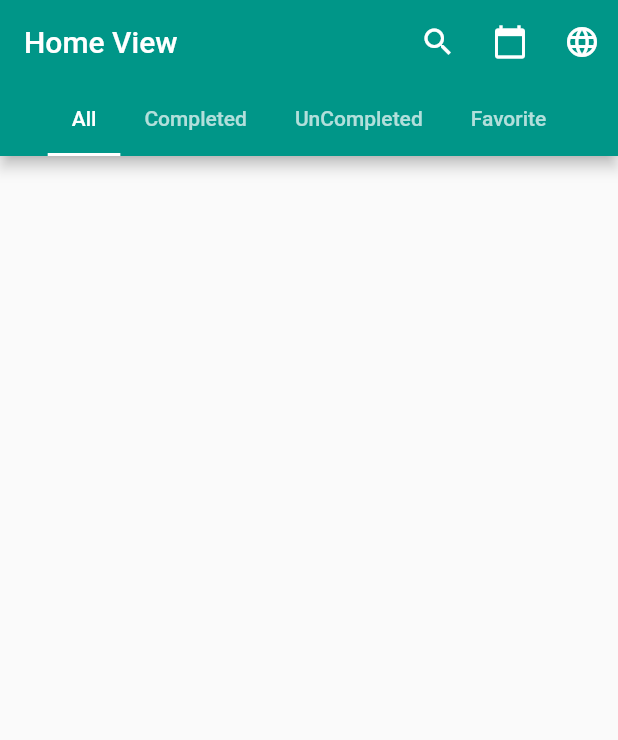
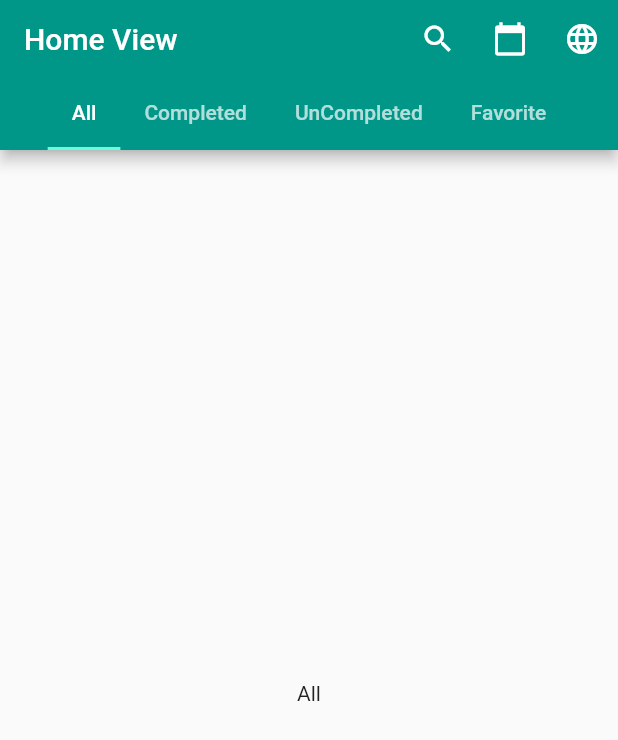
Before and after one commit to the-best-is-best/m_todo_app_tutorial, a Flutter app: the screen it shows after launch, on a phone screen of 412 x 824 dp. Shown: the top 740 px of the screen. Run offline on Flutter 3.47's test engine with Material 2 defaults, Android fonts, the phone set to English and light mode, and no system bars.

Commit message:
make Pages for tab bar

```diff
--- /dev/null
+++ b/lib/presentation/home/pages/all_tasks.dart
@@ -0,0 +1,12 @@
+import 'package:flutter/material.dart';
+
+class AllTasks extends StatelessWidget {
+  const AllTasks({Key? key}) : super(key: key);
+
+  @override
+  Widget build(BuildContext context) {
+    return Center(
+      child: Text("All"),
+    );
+  }
+}
--- /dev/null
+++ b/lib/presentation/home/pages/completed_tasks.dart
@@ -0,0 +1,12 @@
+import 'package:flutter/material.dart';
+
+class CompletedTasks extends StatelessWidget {
+  const CompletedTasks({Key? key}) : super(key: key);
+
+  @override
+  Widget build(BuildContext context) {
+    return Center(
+      child: Text("Completed"),
+    );
+  }
+}
--- a/lib/presentation/home/view/home_view.dart
+++ b/lib/presentation/home/view/home_view.dart
@@ -1,28 +1,51 @@
 import 'package:flutter/material.dart';
+import 'package:m_todo_app_tutorial/presentation/home/pages/all_tasks.dart';
+import 'package:m_todo_app_tutorial/presentation/home/pages/completed_tasks.dart';
 
 class HomeView extends StatelessWidget {
   const HomeView({Key? key}) : super(key: key);
 
   @override
   Widget build(BuildContext context) {
-    return DefaultTabController(
+    return const DefaultTabController(
       length: 4,
       child: Scaffold(
-        appBar: AppBar(
+        appBar: PreferredSize(
+            preferredSize: Size.fromHeight(100.0), child: MyAppBar()),
+        body: TabBarView(children: [
+          AllTasks(),
+          CompletedTasks(),
+          AllTasks(),
+          CompletedTasks()
+        ]),
+      ),
+    );
+  }
+}
+
+class MyAppBar extends StatelessWidget {
+  const MyAppBar({
+    Key? key,
+  }) : super(key: key);
+
+  @override
+  Widget build(BuildContext context) {
+    return AppBar(
       title: const Text("Home View"),
       actions: [
         IconButton(onPressed: () {}, icon: const Icon(Icons.search)),
-            IconButton(
-                onPressed: () {}, icon: const Icon(Icons.calendar_today)),
+        IconButton(onPressed: () {}, icon: const Icon(Icons.calendar_today)),
         IconButton(onPressed: () {}, icon: const Icon(Icons.language)),
       ],
-          bottom: const TabBar(isScrollable: true, tabs: [
+      bottom: const TabBar(
+        indicatorColor: Colors.tealAccent,
+        isScrollable: true,
+        tabs: [
           Tab(text: 'All'),
           Tab(text: 'Completed'),
           Tab(text: 'UnCompleted'),
           Tab(text: 'Favorite'),
-          ]),
-        ),
+        ],
       ),
     );
   }
```
Lines whose indentation alone changed are shown as unchanged.
